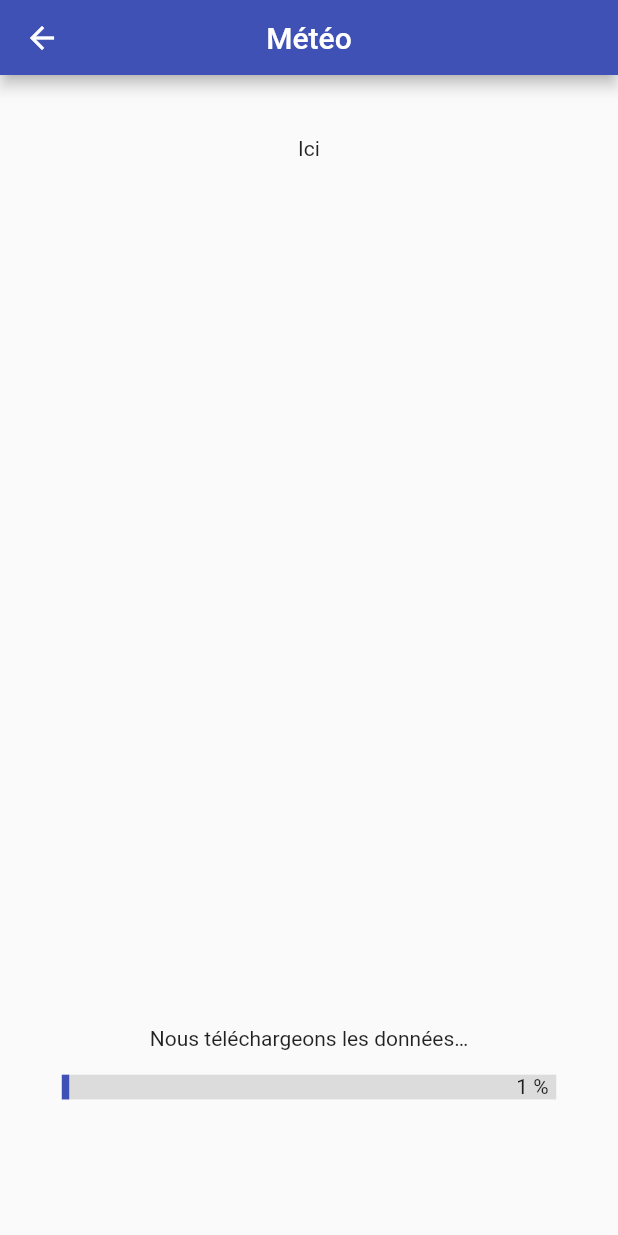
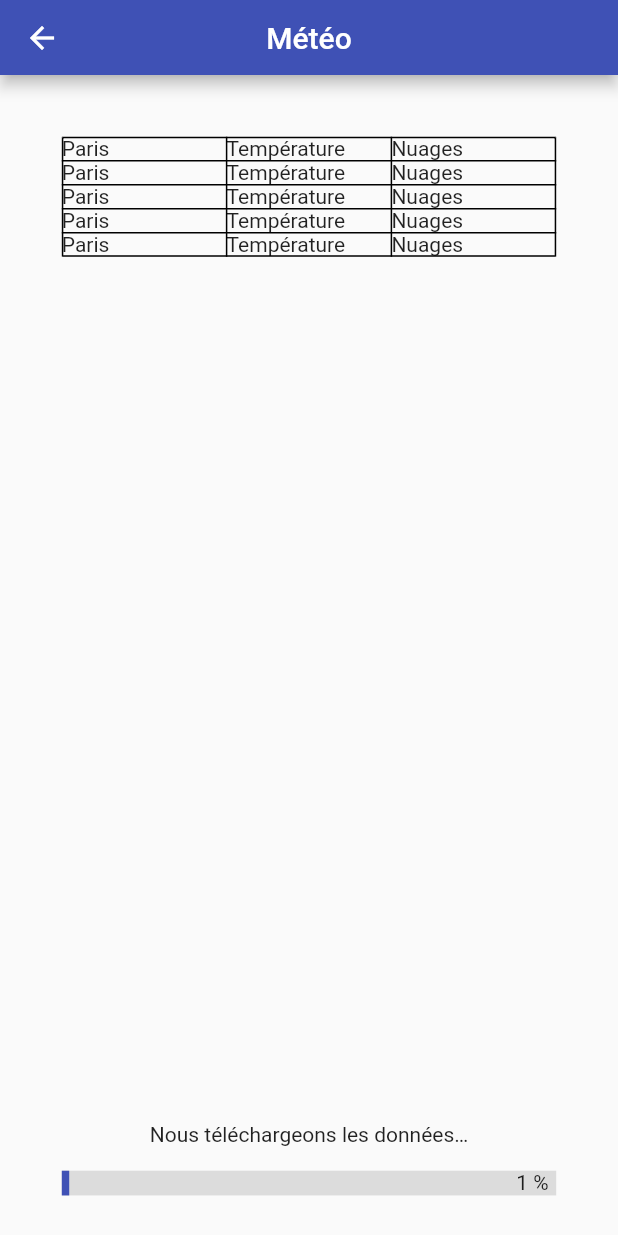
Before and after one commit to menel972/Exomind-test-technique, a Flutter app: the MeteoView screen opened directly, on a phone screen of 412 x 824 dp. Run offline on Flutter 3.47's test engine with Material 2 defaults, Android fonts, the phone set to English and light mode, and no system bars.

Commit message:
create table

```diff
--- a/lib/views/meteo/widgets/meteo_table.dart
+++ b/lib/views/meteo/widgets/meteo_table.dart
@@ -5,8 +5,47 @@ class MeteoTable extends StatelessWidget {
 
   @override
   Widget build(BuildContext context) {
-    return const Center(
-      child: Text('Ici'),
+    return Center(
+      child: Table(
+        border: TableBorder.all(),
+        children: const [
+          TableRow(
+            children: [
+              Text('Paris'),
+              Text('Température'),
+              Text('Nuages'),
+            ],
+          ),
+          TableRow(
+            children: [
+              Text('Paris'),
+              Text('Température'),
+              Text('Nuages'),
+            ],
+          ),
+          TableRow(
+            children: [
+              Text('Paris'),
+              Text('Température'),
+              Text('Nuages'),
+            ],
+          ),
+          TableRow(
+            children: [
+              Text('Paris'),
+              Text('Température'),
+              Text('Nuages'),
+            ],
+          ),
+          TableRow(
+            children: [
+              Text('Paris'),
+              Text('Température'),
+              Text('Nuages'),
+            ],
+          ),
+        ],
+      ),
     );
   }
 }
```
